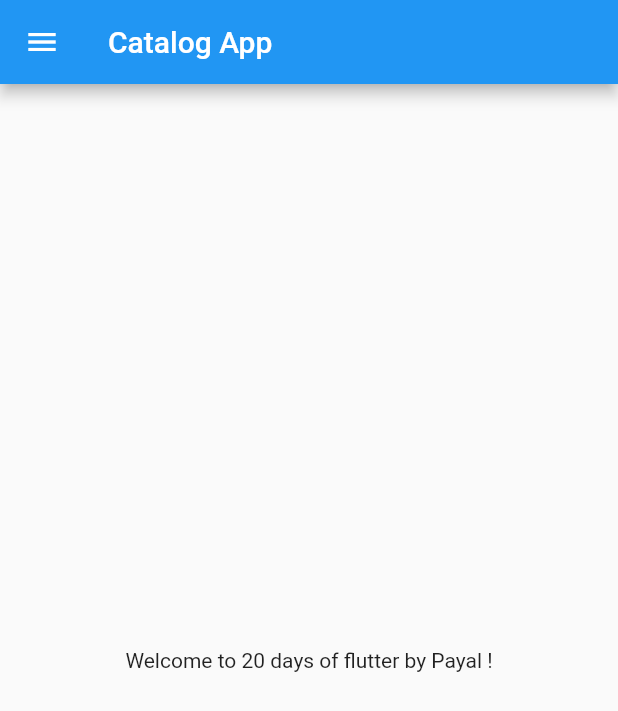
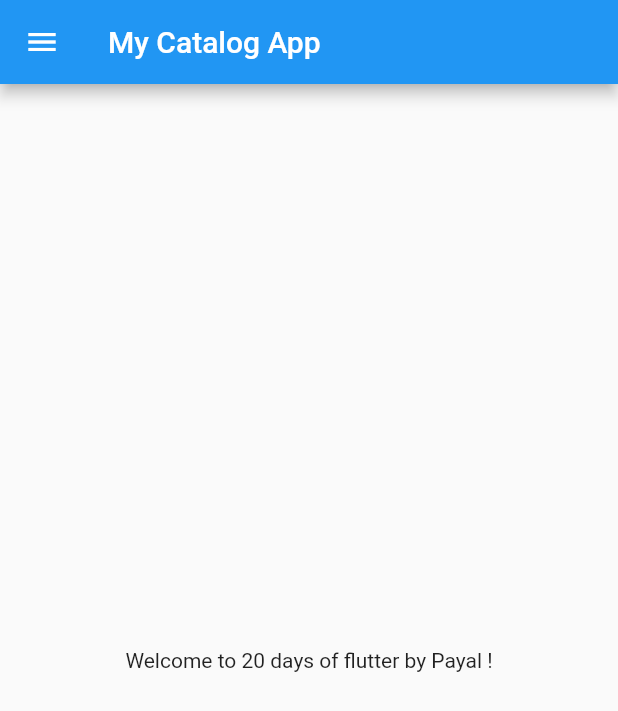
Before and after one commit to paayal-j/catalog, a Flutter app: the screen it shows after launch, on a phone screen of 412 x 824 dp. Shown: the top 711 px of the screen. Run offline on Flutter 3.47's test engine with Material 2 defaults, Android fonts, the phone set to English and light mode, and no system bars.

Commit message:
Day 3 completed

```diff
--- a/lib/main.dart
+++ b/lib/main.dart
@@ -1,5 +1,6 @@
 import 'package:flutter/material.dart';
-import 'package:flutter_codepur/home_page.dart';
+import 'package:flutter_codepur/pages/home_page.dart';
+import 'package:flutter_codepur/pages/login_page.dart';
 
 void main() {
   runApp(MyApp());
@@ -10,10 +11,17 @@
 
   @override
   Widget build(BuildContext context) {
-    int days = 20;
-    String name = "Payal";
     return MaterialApp(
-      home: HomePage(),
-    );
+        //home: HomePage(),
+        themeMode: ThemeMode.light,
+        darkTheme: ThemeData(
+          brightness: Brightness.dark,
+        ),
+        initialRoute: "/home",
+        routes: {
+          "/": (context) => LoginPage(),
+          "/home": (context) => HomePage(),
+          "/login": (context) => LoginPage()
+        });
   }
 }
--- a/lib/home_page.dart
+++ b/lib/pages/home_page.dart
@@ -7,7 +7,7 @@
   Widget build(BuildContext context) {
     return Scaffold(
       appBar: AppBar(
-        title: Text("Catalog App"),
+        title: Text("My Catalog App"),
       ),
       body: Center(
         child: Container(
```
Also changed, not shown: lib/pages/login_page.dart (added, +18 -0 lines).
